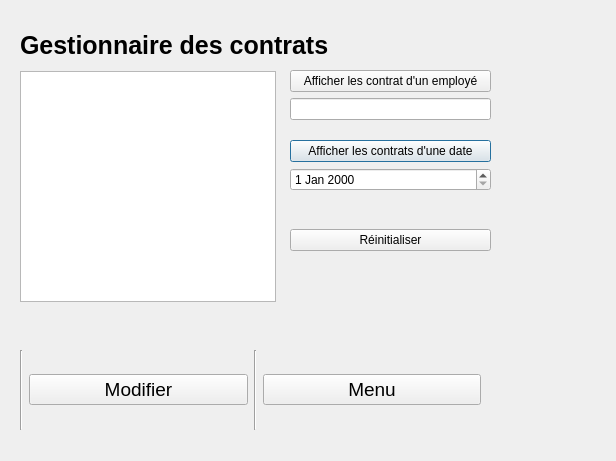
Before: the Qt Designer form UI/MenuContratEmploye.ui in LePerron/Application-gestion-employes-projet-session-2023, drawn with Qt 5.
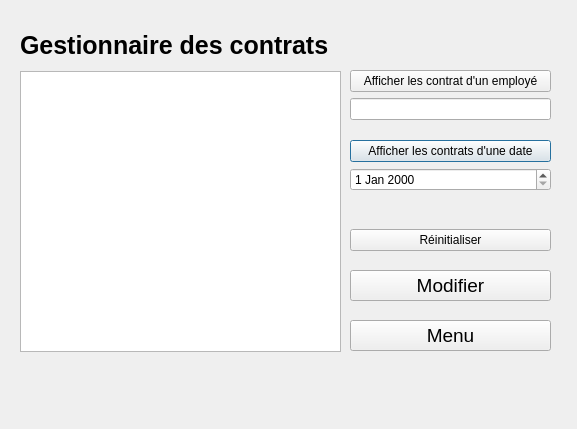
After: the same form once the commit is applied.

Patch:
```diff
--- a/UI/MenuContratEmploye.ui
+++ b/UI/MenuContratEmploye.ui
@@ -6,8 +6,8 @@
    <rect>
     <x>0</x>
     <y>0</y>
-    <width>616</width>
-    <height>461</height>
+    <width>577</width>
+    <height>429</height>
    </rect>
   </property>
   <property name="windowTitle">
@@ -38,15 +38,15 @@
     <rect>
      <x>20</x>
      <y>71</y>
-     <width>256</width>
-     <height>231</height>
+     <width>321</width>
+     <height>281</height>
     </rect>
    </property>
   </widget>
   <widget class="QWidget" name="verticalLayoutWidget">
    <property name="geometry">
     <rect>
-     <x>290</x>
+     <x>350</x>
      <y>140</y>
      <width>201</width>
      <height>111</height>
@@ -82,7 +82,7 @@
   <widget class="QWidget" name="verticalLayoutWidget_2">
    <property name="geometry">
     <rect>
-     <x>290</x>
+     <x>350</x>
      <y>70</y>
      <width>201</width>
      <height>51</height>
@@ -101,25 +101,28 @@
     </item>
    </layout>
   </widget>
-  <widget class="QWidget" name="horizontalLayoutWidget">
+  <widget class="QLabel" name="labelErreurSelection">
    <property name="geometry">
     <rect>
      <x>20</x>
-     <y>350</y>
-     <width>461</width>
-     <height>80</height>
+     <y>370</y>
+     <width>531</width>
+     <height>31</height>
     </rect>
    </property>
-   <layout class="QHBoxLayout" name="horizontalLayout">
-    <item>
-     <widget class="Line" name="line">
-      <property name="orientation">
-       <enum>Qt::Vertical</enum>
-      </property>
-     </widget>
-    </item>
-    <item>
+   <property name="text">
+    <string/>
+   </property>
+  </widget>
      <widget class="QPushButton" name="pushButtonModifierContrat">
+   <property name="geometry">
+    <rect>
+     <x>350</x>
+     <y>270</y>
+     <width>201</width>
+     <height>31</height>
+    </rect>
+   </property>
       <property name="font">
        <font>
         <pointsize>14</pointsize>
@@ -129,16 +132,15 @@
        <string>Modifier</string>
       </property>
      </widget>
-    </item>
-    <item>
-     <widget class="Line" name="line_2">
-      <property name="orientation">
-       <enum>Qt::Vertical</enum>
-      </property>
-     </widget>
-    </item>
-    <item>
      <widget class="QPushButton" name="pushButtonRetournerMenu">
+   <property name="geometry">
+    <rect>
+     <x>350</x>
+     <y>320</y>
+     <width>201</width>
+     <height>31</height>
+    </rect>
+   </property>
       <property name="font">
        <font>
         <pointsize>14</pointsize>
@@ -146,22 +148,6 @@
       </property>
       <property name="text">
        <string>Menu</string>
-      </property>
-     </widget>
-    </item>
-   </layout>
-  </widget>
-  <widget class="QLabel" name="labelErreurSelection">
-   <property name="geometry">
-    <rect>
-     <x>20</x>
-     <y>310</y>
-     <width>461</width>
-     <height>31</height>
-    </rect>
-   </property>
-   <property name="text">
-    <string/>
    </property>
   </widget>
  </widget>
```
Lines whose indentation alone changed are shown as unchanged.
